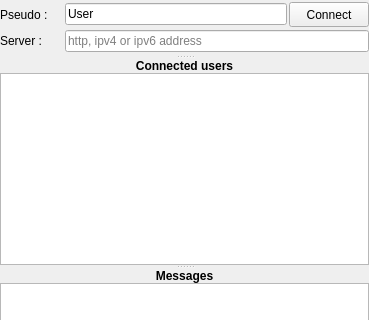
Qt form src/Client/HMI/networkdisplay.ui (paulMConstant/Watch) before a commit; both pictures show x 0 to 369 and y 0 to 320 of the 369 by 472 pixel window.
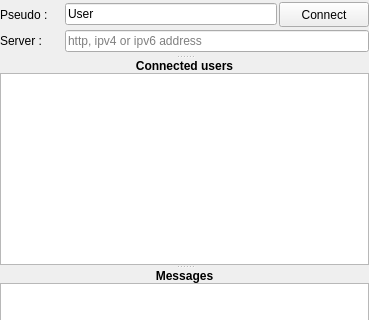
The same form after that commit.

Commit message: Comments && bigger connect button

```diff
--- a/src/Client/HMI/networkdisplay.ui
+++ b/src/Client/HMI/networkdisplay.ui
@@ -98,7 +98,7 @@
           <widget class="QPushButton" name="connectButton">
            <property name="minimumSize">
             <size>
-             <width>75</width>
+             <width>90</width>
              <height>25</height>
             </size>
            </property>
```
The commit also changes 1 other file.
